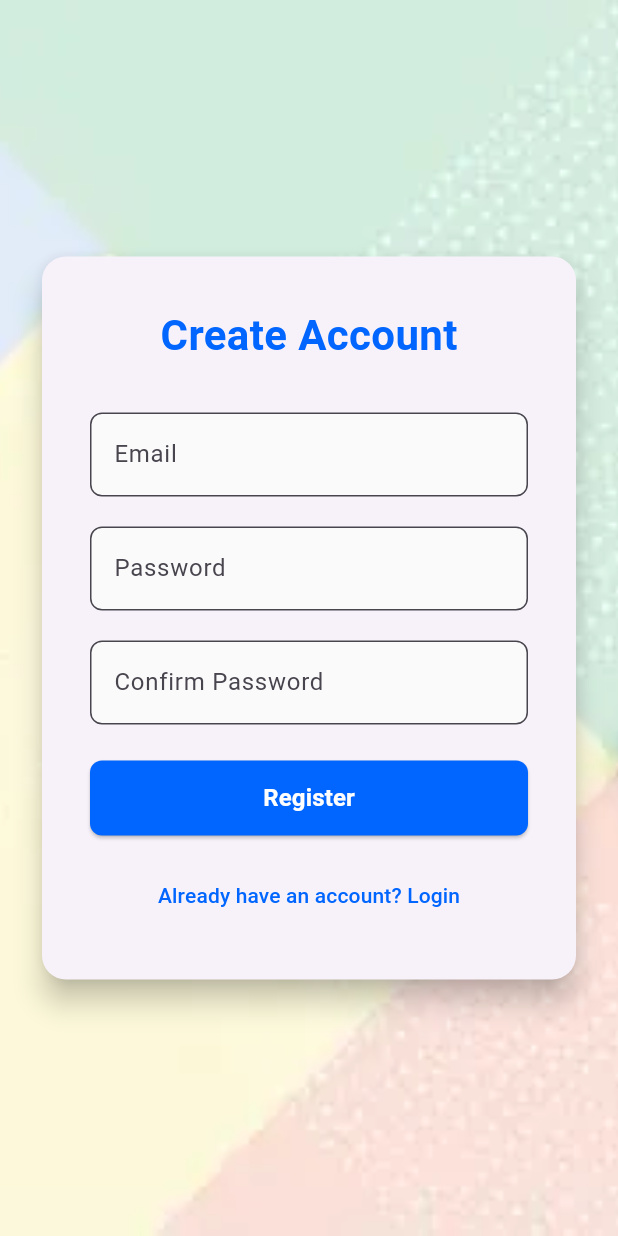
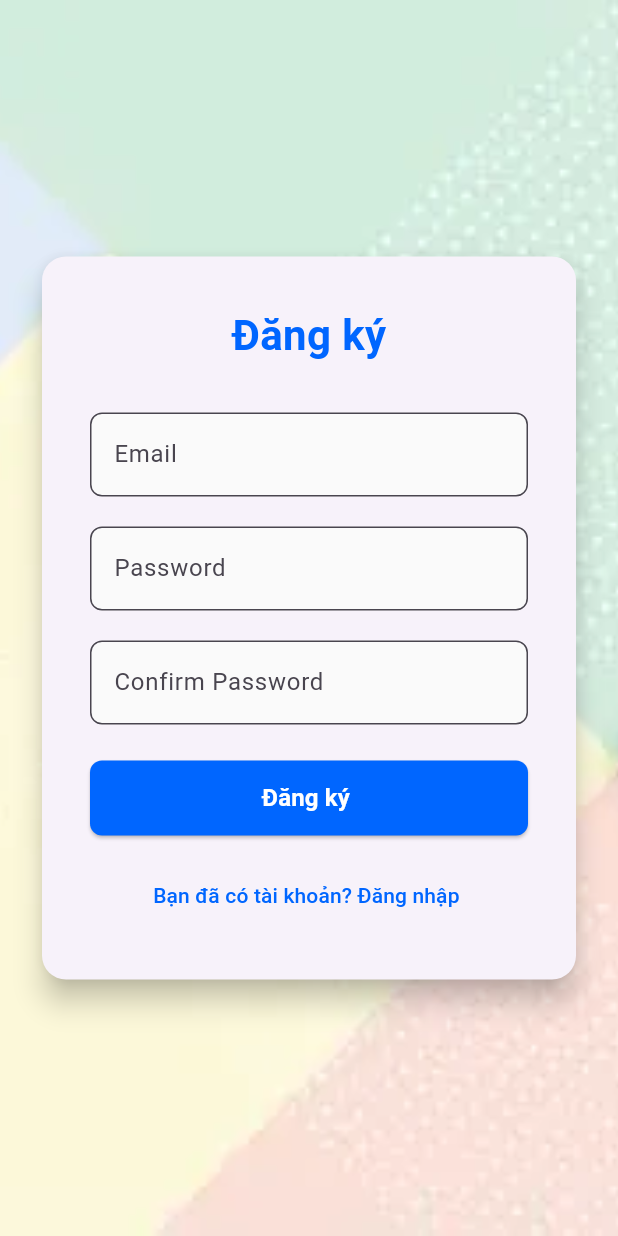
Before and after one commit to Hoangthingoc216/2025_LTTBDD_N04_Nhom_Ngoc, a Flutter app: the RegisterScreen screen opened directly, on a phone screen of 412 x 824 dp. Run offline on Flutter 3.47's test engine with Material 3 defaults, Android fonts, the phone set to English and light mode, and no system bars; our stand-ins replace cloud_firestore, firebase_auth, firebase_core, flutter_tts, google_sign_in; accounts and stored records are empty; network calls fail.

Commit message:
Tạo file language.dart giúp quản lý ngôn ngữ ứng dụng, thực hiện chuyển đổi giữa 2 ngôn ngữ thử công

```diff
--- /dev/null
+++ b/Flashcard_app/lib/language.dart
@@ -0,0 +1,14 @@
+import 'package:flutter/material.dart';
+
+class Language {
+  static final ValueNotifier<String> NgonNguHienTai = ValueNotifier<String>(
+    'Vietnamese',
+  );
+  static void DoiNgonNgu(String NgonNguMoi) {
+    NgonNguHienTai.value = NgonNguMoi;
+  }
+
+  static String dich(String vi, String en) {
+    return NgonNguHienTai.value == "Vietnamese" ? vi : en;
+  }
+}
--- a/Flashcard_app/lib/screens/register_screen.dart
+++ b/Flashcard_app/lib/screens/register_screen.dart
@@ -1,6 +1,7 @@
 import 'package:flutter/material.dart';
 import 'package:flashcard_app/services/auth_service.dart';
 import 'package:flashcard_app/screens/home_screen.dart';
+import 'package:flashcard_app/language.dart';
 
 class RegisterScreen extends StatefulWidget {
   const RegisterScreen({super.key});
@@ -10,10 +11,9 @@ class RegisterScreen extends StatefulWidget {
 }
 
 class _RegisterScreenState extends State<RegisterScreen> {
-  final TextEditingController _emailController = TextEditingController();
-  final TextEditingController _passwordController = TextEditingController();
-  final TextEditingController _confirmPasswordController =
-      TextEditingController();
+  final TextEditingController QLEmail = TextEditingController();
+  final TextEditingController QLyMatKhau = TextEditingController();
+  final TextEditingController QLXacNhanMatKhau = TextEditingController();
   bool _obscurePassword = true;
   bool _obscureConfirmPassword = true;
 
@@ -30,20 +30,20 @@ class _RegisterScreenState extends State<RegisterScreen> {
         child: Center(
           child: SingleChildScrollView(
             child: Padding(
-              padding: const EdgeInsets.all(24.0),
+              padding: EdgeInsets.all(24.0),
               child: Card(
                 elevation: 8,
                 shape: RoundedRectangleBorder(
                   borderRadius: BorderRadius.circular(16),
                 ),
                 child: Container(
-                  constraints: const BoxConstraints(maxWidth: 400),
-                  padding: const EdgeInsets.all(32.0),
+                  constraints: BoxConstraints(maxWidth: 400),
+                  padding: EdgeInsets.all(32.0),
                   child: Column(
                     mainAxisSize: MainAxisSize.min,
                     children: [
-                      const Text(
-                        'Create Account',
+                      Text(
+                        Language.dich("Đăng ký", "Create an account"),
                         style: TextStyle(
                           fontSize: 28,
                           fontWeight: FontWeight.bold,
@@ -51,10 +51,10 @@ class _RegisterScreenState extends State<RegisterScreen> {
                         ),
                       ),
 
-                      const SizedBox(height: 32),
+                      SizedBox(height: 32),
 
                       TextField(
-                        controller: _emailController,
+                        controller: QLEmail,
                         decoration: InputDecoration(
                           labelText: 'Email',
                           border: OutlineInputBorder(
@@ -65,10 +65,10 @@ class _RegisterScreenState extends State<RegisterScreen> {
                         ),
                       ),
 
-                      const SizedBox(height: 20),
+                      SizedBox(height: 20),
 
                       TextField(
-                        controller: _passwordController,
+                        controller: QLyMatKhau,
                         obscureText: _obscurePassword,
                         decoration: InputDecoration(
                           labelText: 'Password',
@@ -80,10 +80,10 @@ class _RegisterScreenState extends State<RegisterScreen> {
                         ),
                       ),
 
-                      const SizedBox(height: 20),
+                      SizedBox(height: 20),
 
                       TextField(
-                        controller: _confirmPasswordController,
+                        controller: QLXacNhanMatKhau,
                         obscureText: _obscureConfirmPassword,
                         decoration: InputDecoration(
                           labelText: 'Confirm Password',
@@ -95,22 +95,26 @@ class _RegisterScreenState extends State<RegisterScreen> {
                         ),
                       ),
 
-                      const SizedBox(height: 24),
+                      SizedBox(height: 24),
 
                       SizedBox(
                         width: double.infinity,
                         height: 50,
                         child: ElevatedButton(
                           onPressed: () async {
-                            String email = _emailController.text.trim();
-                            String password = _passwordController.text.trim();
-                            String confirm = _confirmPasswordController.text
-                                .trim();
+                            String email = QLEmail.text.trim();
+                            String password = QLyMatKhau.text.trim();
+                            String confirm = QLXacNhanMatKhau.text.trim();
 
                             if (password != confirm) {
                               ScaffoldMessenger.of(context).showSnackBar(
-                                const SnackBar(
-                                  content: Text('Mật khẩu không khớp'),
+                                SnackBar(
+                                  content: Text(
+                                    Language.dich(
+                                      "Mật khẩu không khớp",
+                                      "Passwords do no match",
+                                    ),
+                                  ),
                                 ),
                               );
                               return;
@@ -123,7 +127,19 @@ class _RegisterScreenState extends State<RegisterScreen> {
                                 );
 
                             if (user != null) {
-                              print('Đăng ký thành công!');
+                              ScaffoldMessenger.of(context).showSnackBar(
+                                SnackBar(
+                                  content: Text(
+                                    Language.dich(
+                                      "Đăng ký thành công",
+                                      "Registered successfully",
+                                    ),
+                                  ),
+                                  backgroundColor: Colors.green,
+                                  duration: Duration(seconds: 2),
+                                ),
+                              );
+
                               Navigator.push(
                                 context,
                                 MaterialPageRoute(
@@ -131,18 +147,29 @@ class _RegisterScreenState extends State<RegisterScreen> {
                                 ),
                               );
                             } else {
-                              print('Đăng ký thất bại!');
+                              ScaffoldMessenger.of(context).showSnackBar(
+                                SnackBar(
+                                  content: Text(
+                                    Language.dich(
+                                      "Đăng ký thành công",
+                                      "Registered flaied",
+                                    ),
+                                  ),
+                                  backgroundColor: Colors.red,
+                                  duration: Duration(seconds: 2),
+                                ),
+                              );
                             }
                           },
                           style: ElevatedButton.styleFrom(
-                            backgroundColor: const Color(0xFF0066FF),
+                            backgroundColor: Color(0xFF0066FF),
                             foregroundColor: Colors.white,
                             shape: RoundedRectangleBorder(
                               borderRadius: BorderRadius.circular(8),
                             ),
                           ),
-                          child: const Text(
-                            'Register',
+                          child: Text(
+                            Language.dich("Đăng ký ", "Register"),
                             style: TextStyle(
                               fontSize: 16,
                               fontWeight: FontWeight.w600,
@@ -155,8 +182,11 @@ class _RegisterScreenState extends State<RegisterScreen> {
                         onPressed: () {
                           Navigator.pop(context);
                         },
-                        child: const Text(
-                          'Already have an account? Login',
+                        child: Text(
+                          Language.dich(
+                            "Bạn đã có tài khoản? Đăng nhập ",
+                            "Already have an account? Login",
+                          ),
                           style: TextStyle(
                             color: Color(0xFF0066FF),
                             fontSize: 14,
```
Also changed, not shown: Flashcard_app/lib/main.dart (+12 -8 lines), Flashcard_app/lib/screens/flashcard_screen.dart (+17 -5 lines), Flashcard_app/lib/screens/home_screen.dart (+9 -6 lines), Flashcard_app/lib/screens/login_screen.dart (+37 -14 lines), Flashcard_app/lib/screens/setting_screen.dart (+13 -7 lines), Flashcard_app/lib/screens/study_screen.dart (+35 -12 lines).
